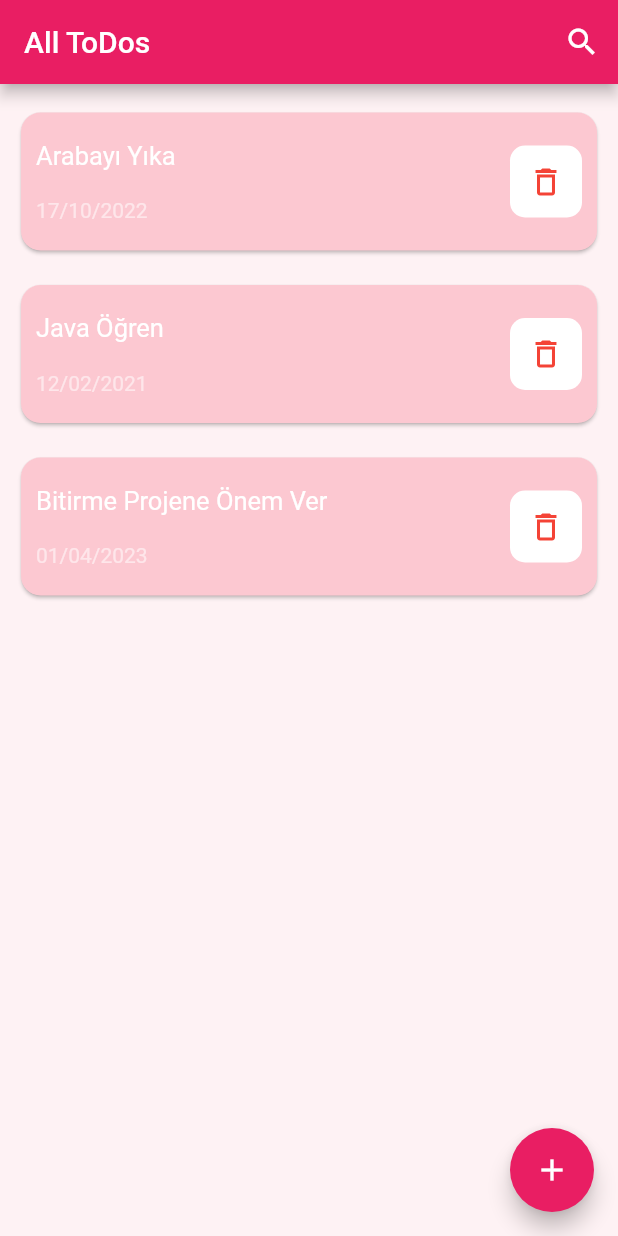
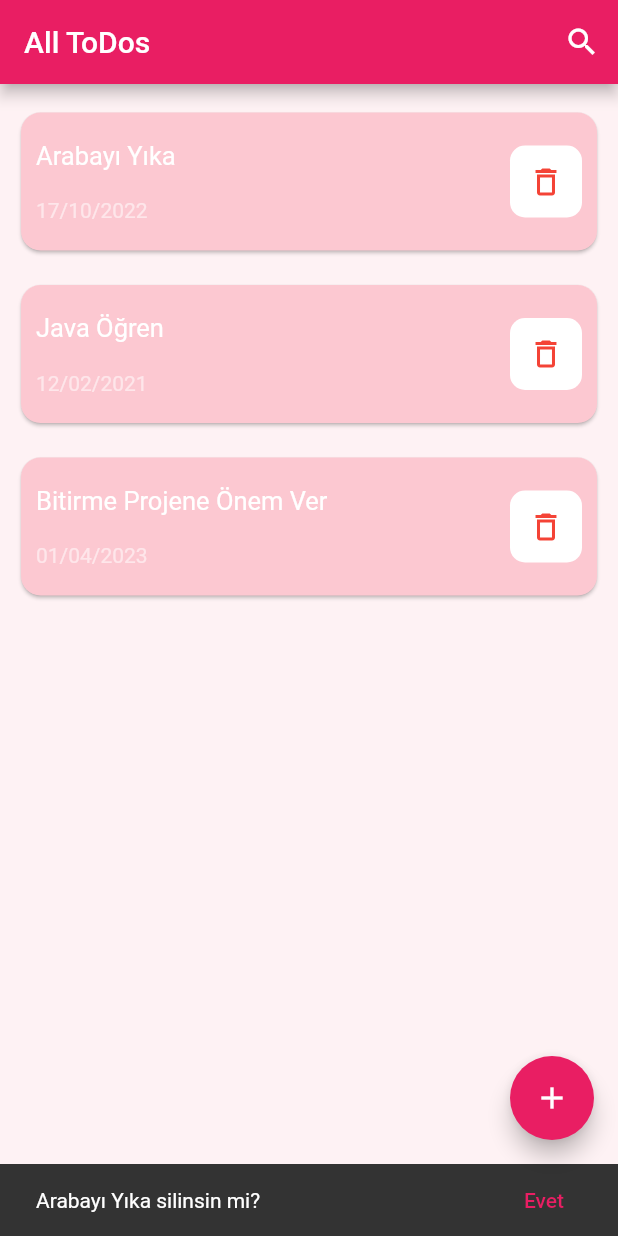
Before and after one commit to davutkarakus/Flutter_Bloc_SQLite, a Flutter app: the screen it shows after launch, after a tap on the "delete outline" icon, on a phone screen of 412 x 824 dp. Run offline on Flutter 3.47's test engine with Material 2 defaults, Android fonts, the phone set to English and light mode, and no system bars; our stand-ins replace flutter_bloc.

Commit message:
Snackbar added

```diff
--- a/lib/pages/AnaSayfa.dart
+++ b/lib/pages/AnaSayfa.dart
@@ -30,11 +30,11 @@ class AnaSayfa extends StatelessWidget {
             builder: (context,kontrol) {
               return kontrol ?
               TextField(
-                 style: TextStyle(color: Colors.white),
+                style: const TextStyle(color: Colors.white),
                 onChanged: (aramaSonucu){
                   print("Arama sonucu : $aramaSonucu");
                 },
-                decoration: InputDecoration(
+                decoration: const InputDecoration(
                     hintText: "Search",
                     hintStyle: TextStyle(color: Colors.white54),
                     enabledBorder: UnderlineInputBorder(
@@ -79,6 +79,10 @@ class AnaSayfa extends StatelessWidget {
                     padding: const EdgeInsets.only(top: 15,left: 10,right: 10),
                     child: SizedBox(
                       height: 100,
+                      child: GestureDetector(
+                        onTap: (){
+                          Navigator.push(context, MaterialPageRoute(builder: (context) => DetaySayfa(todo: todo)));
+                        },
                         child: Card(
                           shape: RoundedRectangleBorder(
                             borderRadius: BorderRadius.circular(13)
@@ -104,12 +108,22 @@ class AnaSayfa extends StatelessWidget {
                                   ),
                                   child: IconButton(
                                       onPressed: (){
-                                      print("${todo.toDoItem} silindi");
+                                        ScaffoldMessenger.of(context).showSnackBar(
+                                          SnackBar(content: Text("${todo.toDoItem} silinsin mi?"),
+                                            action: SnackBarAction(
+                                                label: "Evet",
+                                                onPressed: (){
+                                                  print("Kişi sil : ${todo.toDoId}");
+                                                }
+                                            ),
+                                          ),
+                                        );
                                       },
                                       icon: const Icon(Icons.delete_outline,color: Colors.red,)
                                   ),
                                 )
                               ],
+                            ),
                           ),
                         ),
                       ),
```
Lines whose indentation alone changed are shown as unchanged.
